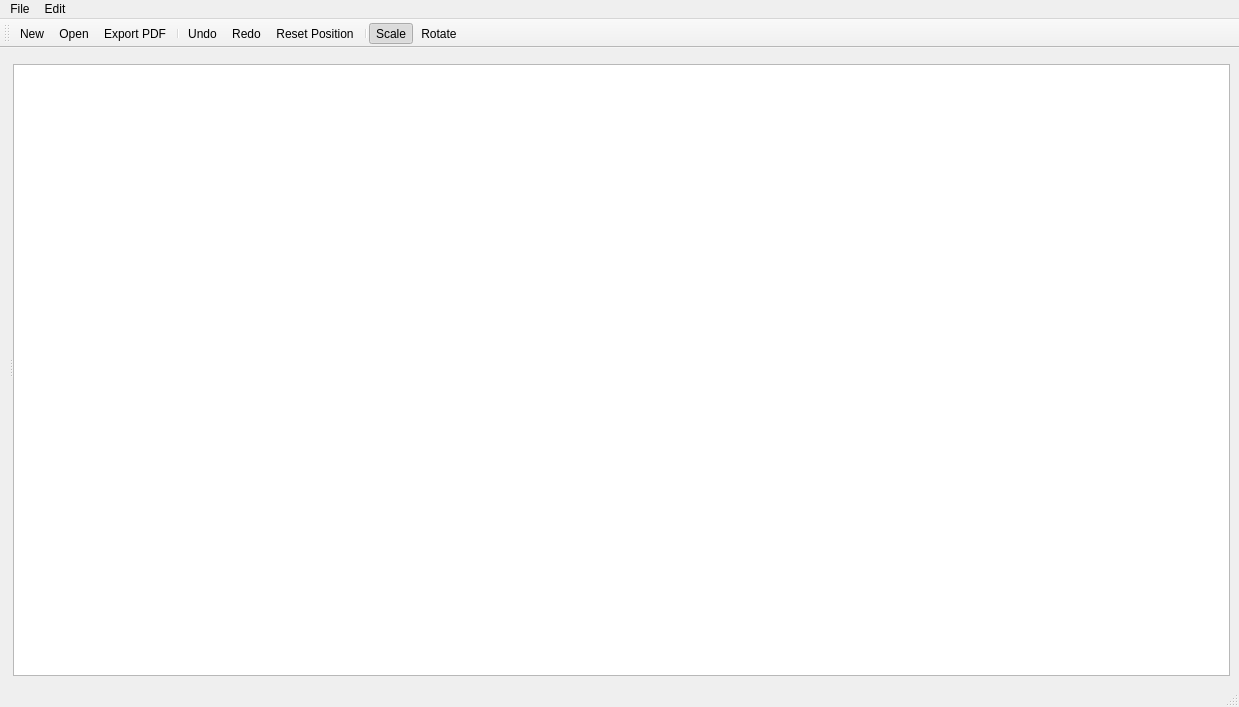
Old version of the form src/ui/mainwindow.ui in the repository thgier/PotatoPresenter.
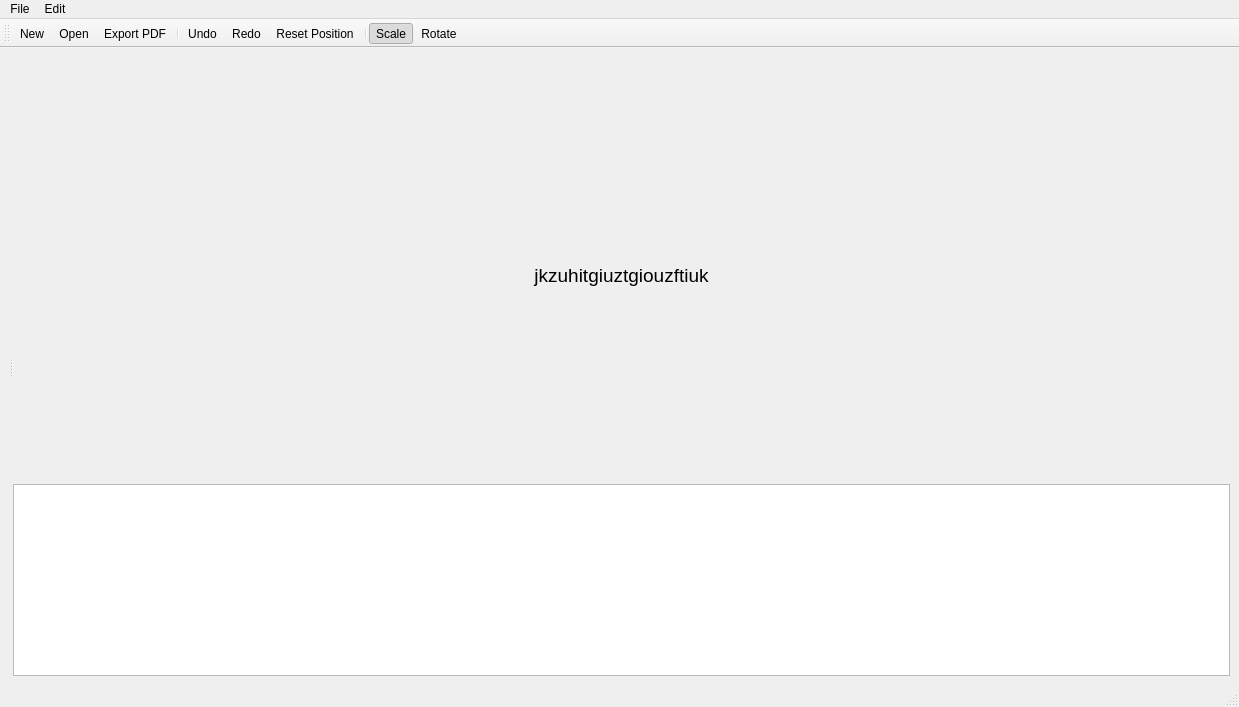
New version of the form. Icons and pictures are not drawn. Custom widgets are drawn as their Qt base class.

Commit message: focus frame and shadow of framewidget

```diff
--- a/src/ui/mainwindow.ui
+++ b/src/ui/mainwindow.ui
@@ -30,11 +30,45 @@
         </property>
         <item>
          <widget class="FrameWidget" name="framewidget" native="true">
+          <property name="minimumSize">
+           <size>
+            <width>0</width>
+            <height>200</height>
+           </size>
+          </property>
           <property name="focusPolicy">
            <enum>Qt::StrongFocus</enum>
           </property>
          </widget>
         </item>
+        <item>
+         <widget class="QLabel" name="currentFrameId">
+          <property name="font">
+           <font>
+            <pointsize>14</pointsize>
+           </font>
+          </property>
+          <property name="text">
+           <string>jkzuhitgiuztgiouzftiuk</string>
+          </property>
+          <property name="alignment">
+           <set>Qt::AlignCenter</set>
+          </property>
+         </widget>
+        </item>
+        <item>
+         <spacer name="verticalSpacer">
+          <property name="orientation">
+           <enum>Qt::Vertical</enum>
+          </property>
+          <property name="sizeHint" stdset="0">
+           <size>
+            <width>20</width>
+            <height>40</height>
+           </size>
+          </property>
+         </spacer>
+        </item>
         <item>
          <widget class="QListView" name="pagePreview">
           <property name="minimumSize">
```
Left out of the diff: 11 changed lines with no effect on the pictures. The commit also changes 5 other files.
